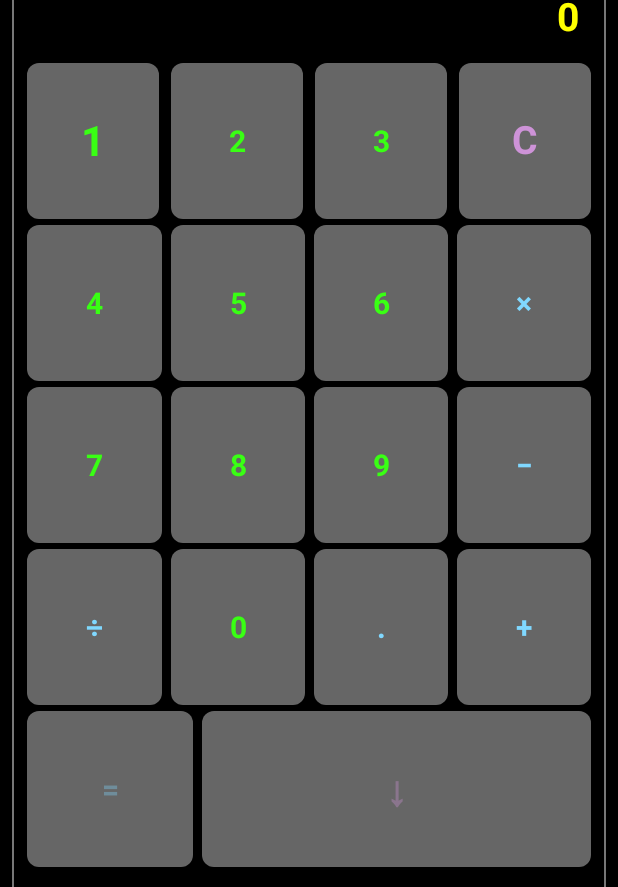
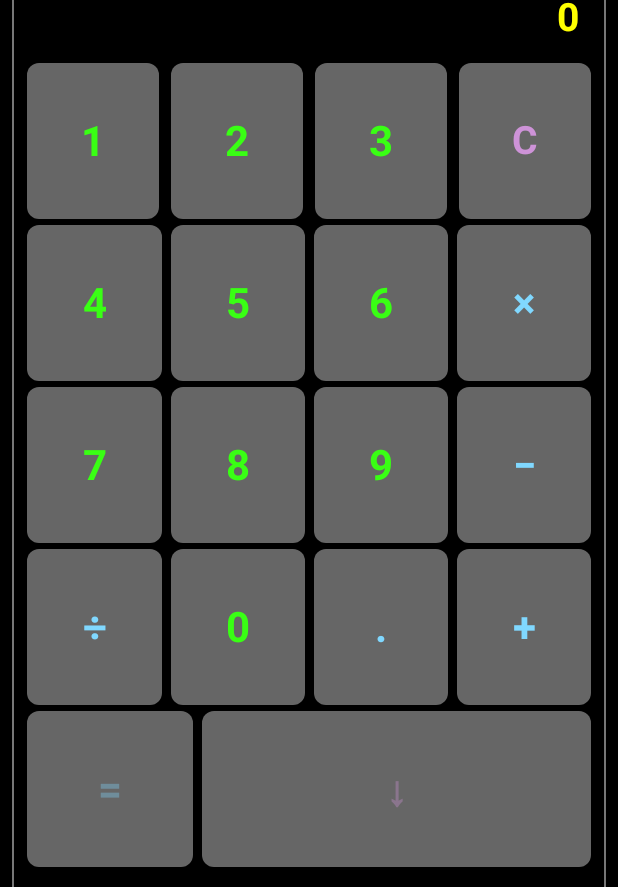
Before and after one commit to suarezlopezmaykel-wq/Calculadora-Acumulativa, an Android app built with Jetpack Compose: the screen it shows after launch (MainActivity), on a phone screen of 412 x 824 dp. Shown: the part 184-1071 px from the top of the screen. Run offline under Robolectric (Android 15) with nearby library versions, the phone set to English and light mode, and no system bars.

Commit message:
Aumentar tamaño predeterminado de teclas

```diff
--- a/app/src/main/java/com/calculadora/acumulativa/ui/components/CalcButton.kt
+++ b/app/src/main/java/com/calculadora/acumulativa/ui/components/CalcButton.kt
@@ -28,7 +28,7 @@ fun CalcButton(
     style: GlassButtonStyle = GlassButtonStyle.NUMBER,
     backgroundColor: Color? = null,
     borderColor: Color? = null,
-    fontSize: TextUnit = 20.sp,
+    fontSize: TextUnit = 28.sp,
     height: Dp = 42.dp,
     enabled: Boolean = true
 ) {
```
